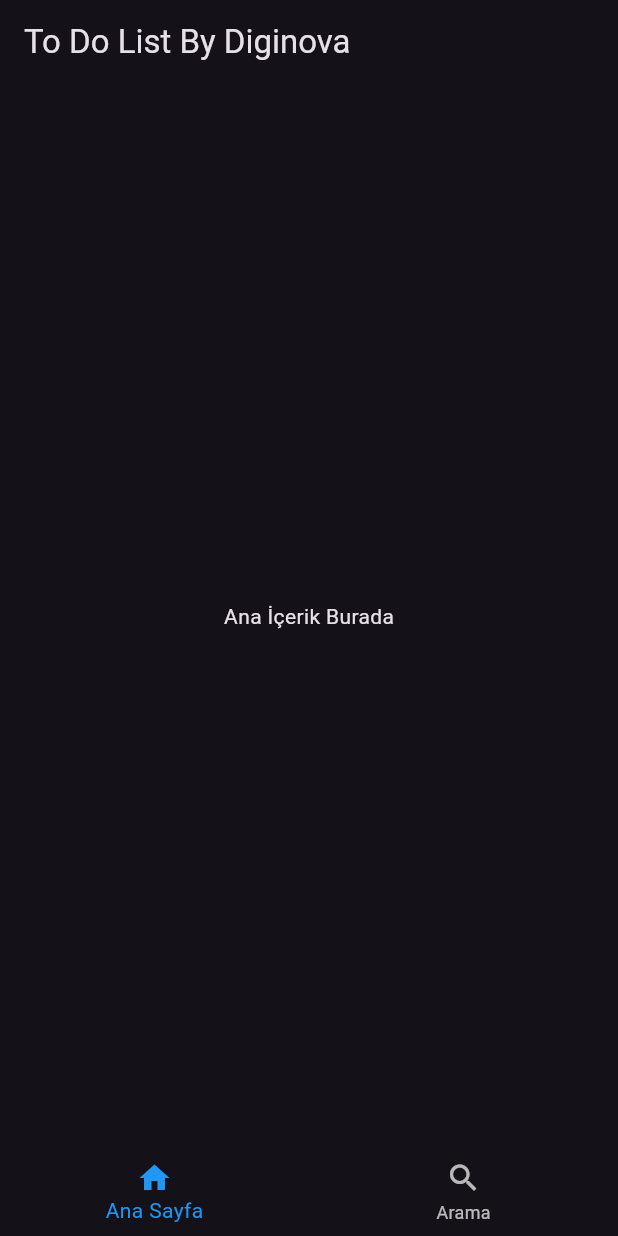
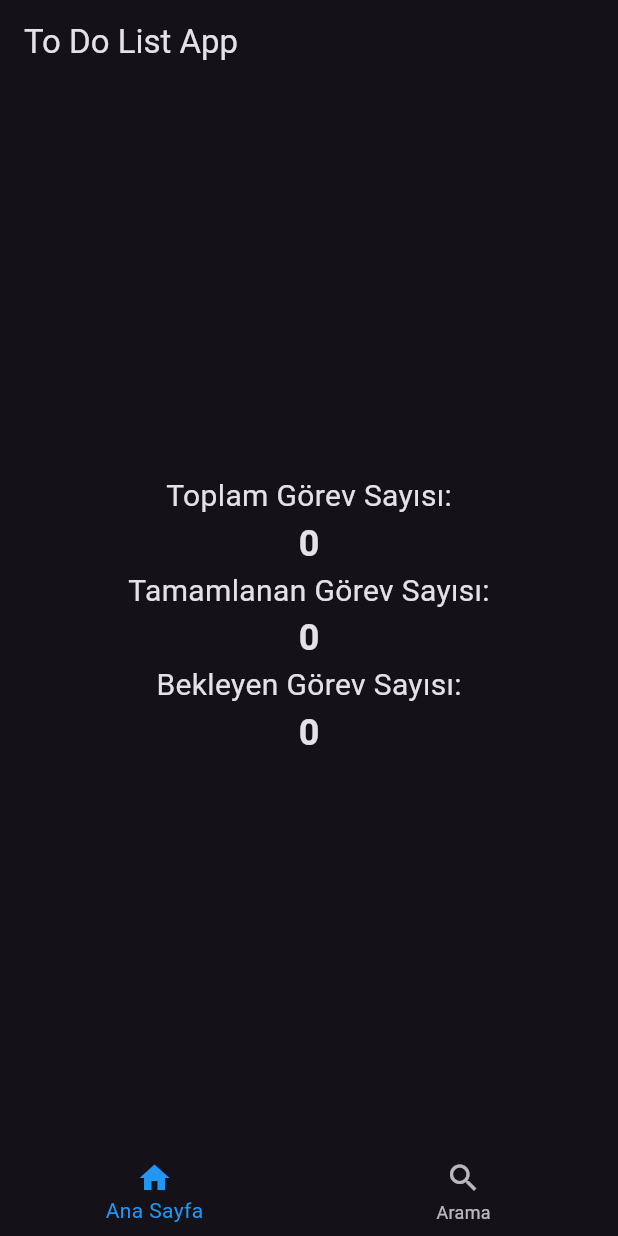
Before and after one commit to cyhngkce/todoapp_flutter, a Flutter app: the screen it shows after launch, on a phone screen of 412 x 824 dp. Run offline on Flutter 3.47's test engine with Material 3 defaults, Android fonts, the phone set to English and light mode, and no system bars.

Commit message:
home sayfasında toplam görev,tamamlanan görev ve bekleyen görev sayısı yazdırma işlemi

```diff
--- a/lib/screens/home.dart
+++ b/lib/screens/home.dart
@@ -1,7 +1,7 @@
 import 'package:flutter/material.dart';
 import 'package:todoapp_flutter/screens/add_page.dart';
 import 'package:todoapp_flutter/screens/todo_list.dart';
-
+import 'package:todoapp_flutter/util/todoapi.dart';
 class HomePage extends StatefulWidget {
   const HomePage({Key? key}) : super(key: key);
 
@@ -11,7 +11,16 @@ class HomePage extends StatefulWidget {
 
 class _HomePageState extends State<HomePage> {
   int _selectedIndex = 0;
-   void _onItemTapped(int index) {
+
+  Future<void> _refreshPage() async {
+
+    setState(() {
+      toDoListPage.getCompletedTask();
+      toDoListPage.getWaitingTask();
+    });
+  }
+
+  void _onItemTapped(int index) {
     setState(() {
       _selectedIndex = index;
     });
@@ -19,8 +28,8 @@ class _HomePageState extends State<HomePage> {
     if (_selectedIndex == 0) {
       Navigator.push(
         context,
-        MaterialPageRoute(builder: (context) => addToDoPage()),);
-
+        MaterialPageRoute(builder: (context) => addToDoPage()),
+      );
     } else if (_selectedIndex == 1) {
       Navigator.push(
         context,
@@ -33,10 +42,41 @@ class _HomePageState extends State<HomePage> {
   Widget build(BuildContext context) {
     return Scaffold(
       appBar: AppBar(
-        title: Text("To Do List By Diginova"),
+        title: Text("To Do List App"),
       ),
-      body: Center(
-        child: Text('Ana İçerik Burada'),
+      body: RefreshIndicator(
+        onRefresh: _refreshPage,
+        child: Center(
+          child: Column(
+            mainAxisAlignment: MainAxisAlignment.center,
+            children: [
+              Text(
+                'Toplam Görev Sayısı:',
+                style: TextStyle(fontSize: 20),
+              ),
+              Text(
+                '${toDoListPage.getCompletedTask() + toDoListPage.getWaitingTask()}',
+                style: TextStyle(fontSize: 24, fontWeight: FontWeight.bold),
+              ),
+              Text(
+                'Tamamlanan Görev Sayısı:',
+                style: TextStyle(fontSize: 20),
+              ),
+              Text(
+                '${toDoListPage.getCompletedTask()}',
+                style: TextStyle(fontSize: 24, fontWeight: FontWeight.bold),
+              ),
+              Text(
+                'Bekleyen Görev Sayısı:',
+                style: TextStyle(fontSize: 20),
+              ),
+              Text(
+                '${toDoListPage.getWaitingTask()}',
+                style: TextStyle(fontSize: 24, fontWeight: FontWeight.bold),
+              ),
+            ],
+          ),
+        ),
       ),
 
       bottomNavigationBar: BottomNavigationBar(
@@ -49,7 +89,6 @@ class _HomePageState extends State<HomePage> {
             icon: Icon(Icons.search),
             label: 'Arama',
           ),
-
         ],
         currentIndex: _selectedIndex,
         selectedItemColor: Colors.blue,
@@ -58,5 +97,4 @@ class _HomePageState extends State<HomePage> {
     );
   }
 
-
 }
```
Also changed, not shown: lib/screens/add_page.dart (+73 -60 lines), lib/screens/todo_list.dart (+42 -0 lines), lib/util/todoapi.dart (added, +27 -0 lines).
